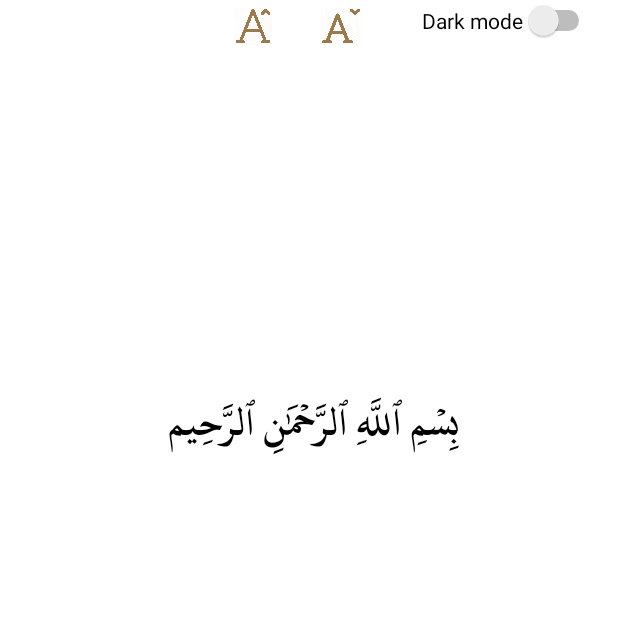
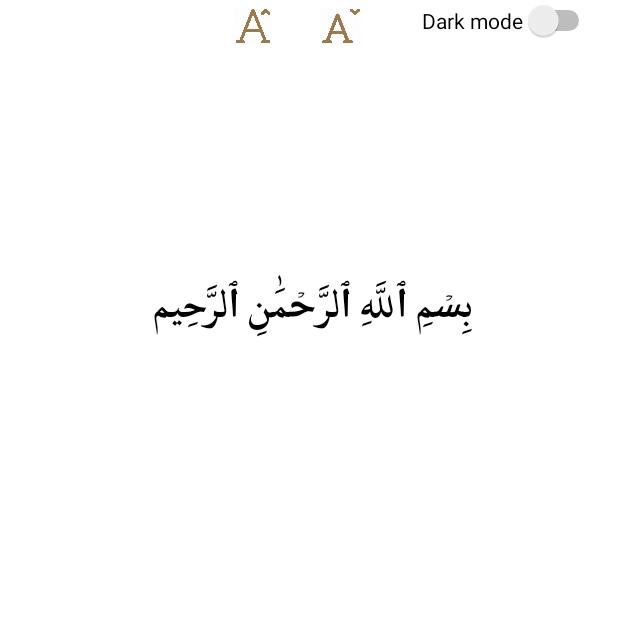
Before and after one commit to FerasMD/499, an Android app: the dis screen opened directly, with no data from a screen before it, on a phone screen of 412 x 824 dp, the top half of it. Run offline under Robolectric (Android 15) with nearby library versions, the light colour scheme and no system bars; Roboto replaces fonts that are not available here; 7 statements that could not run were skipped.

Commit message:
updated a few things
Co-Authored-By: FerasMD <50848073+FerasMD@users.noreply.github.com>

```diff
--- a/Quran/app/src/main/res/layout/activity_dis.xml
+++ b/Quran/app/src/main/res/layout/activity_dis.xml
@@ -9,29 +9,28 @@ android:id="@+id/myV"
 
 
     <androidx.core.widget.NestedScrollView
-        android:layout_width="329dp"
-        android:layout_height="445dp"
-        android:layout_marginBottom="20dp"
+        android:layout_width="324dp"
+        android:layout_height="552dp"
         android:paddingBottom="10dp"
         app:layout_constraintBottom_toBottomOf="parent"
         app:layout_constraintEnd_toEndOf="parent"
         app:layout_constraintStart_toStartOf="parent"
         app:layout_constraintTop_toBottomOf="@+id/textView6"
-        app:layout_constraintVertical_bias="0.415">
+        app:layout_constraintVertical_bias="0.184">
 
 
         <TextView
             android:id="@+id/textView"
             android:layout_width="match_parent"
             android:layout_height="40dp"
-android:fontFamily="@font/utt"
             android:layout_marginTop="52dp"
             android:layout_marginBottom="5dp"
+            android:fontFamily="@font/uc"
+            android:gravity="center_horizontal"
             android:scrollbars="vertical"
             android:textAlignment="center"
             android:textColor="@color/black"
             android:textSize="28sp"
-            android:gravity="center_horizontal"
             app:layout_constraintBottom_toBottomOf="parent"
             app:layout_constraintEnd_toEndOf="parent"
             app:layout_constraintHorizontal_bias="0.493"
--- a/Quran/app/src/main/res/layout/activity_settings.xml
+++ b/Quran/app/src/main/res/layout/activity_settings.xml
@@ -48,6 +48,7 @@
         android:gravity="center_horizontal"
         android:scrollbars="vertical"
         android:text="بِسۡمِ ٱللَّهِ ٱلرَّحۡمَٰنِ ٱلرَّحِيمِ"
+        android:fontFamily="@font/utf"
         android:textColor="@color/black"
         android:textSize="28sp" />
 
```
Also changed, not shown: Quran/app/src/main/java/kau/edu/quran/dis.java (+12 -4 lines), Quran/app/src/main/res/font/uc.otf (added).
